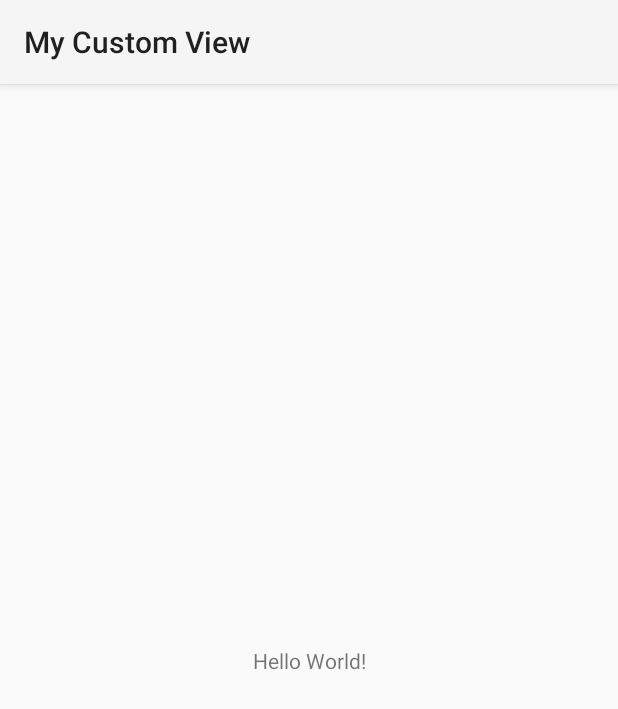
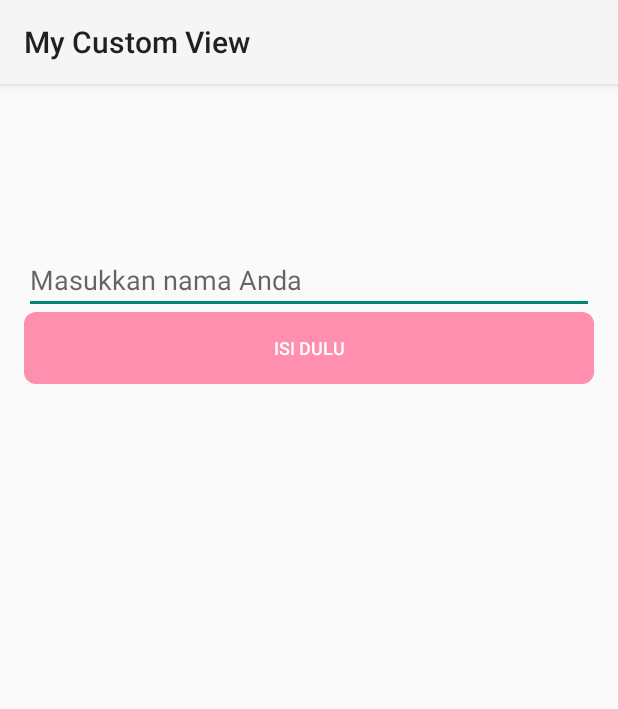
Before and after one commit to WahidFatahilah/Android-Intermediate-Dicoding, an Android app: the screen it shows after launch (MainActivity), on a phone screen of 412 x 824 dp. Shown: the top 709 px of the screen. Run offline under Robolectric (Android 15) with nearby library versions, the phone set to English and light mode, and no system bars.

Commit message:
Commit 1

```diff
--- a/Advance_UI/MyCustomView/app/src/main/java/com/wahid/myapplication/MainActivity.kt
+++ b/Advance_UI/MyCustomView/app/src/main/java/com/wahid/myapplication/MainActivity.kt
@@ -2,10 +2,47 @@ package com.wahid.myapplication
 
 import androidx.appcompat.app.AppCompatActivity
 import android.os.Bundle
+import android.text.Editable
+import android.text.TextWatcher
+import android.widget.Toast
 
 class MainActivity : AppCompatActivity() {
+    private lateinit var myButton: MyButton
+    private lateinit var myEditText: MyEditText
+
     override fun onCreate(savedInstanceState: Bundle?) {
         super.onCreate(savedInstanceState)
         setContentView(R.layout.activity_main)
+
+        myButton = findViewById(R.id.my_button)
+        myEditText = findViewById(R.id.my_edit_text)
+        // Melakukan pengecekan saat pertama kali activity terbentuk
+        setMyButtonEnable()
+
+        // Menambahkan metode ketika text terjadi perubahan
+        myEditText.addTextChangedListener(object : TextWatcher {
+            override fun beforeTextChanged(s: CharSequence, start: Int, count: Int, after: Int) {
+
+            }
+
+            override fun onTextChanged(s: CharSequence, start: Int, before: Int, count: Int) {
+                setMyButtonEnable()
+            }
+
+            override fun afterTextChanged(s: Editable) {
+
+            }
+        })
+
+        // Menambahkan aksi klik kepada button
+        myButton.setOnClickListener { Toast.makeText(this@MainActivity, myEditText.text, Toast.LENGTH_SHORT).show() }
     }
+
+    // Metode untuk mengubah disable dan enable pada button
+    private fun setMyButtonEnable() {
+        val result = myEditText.text
+        myButton.isEnabled = result != null && result.toString().isNotEmpty()
+    }
+
+
 }
--- a/Advance_UI/MyCustomView/app/src/main/java/com/wahid/myapplication/MyButton.kt
+++ b/Advance_UI/MyCustomView/app/src/main/java/com/wahid/myapplication/MyButton.kt
@@ -1,4 +1,44 @@
 package com.wahid.myapplication
 
-class MyButton {
+import android.content.Context
+import android.graphics.Canvas
+import android.graphics.drawable.Drawable
+import android.util.AttributeSet
+import android.view.Gravity
+import androidx.appcompat.widget.AppCompatButton
+import androidx.core.content.ContextCompat
+
+class MyButton : AppCompatButton {
+
+    private lateinit var enabledBackground: Drawable
+    private lateinit var disabledBackground: Drawable
+    private var txtColor: Int = 0
+
+    constructor(context: Context) : super(context) {
+        init()
+    }
+    constructor(context: Context, attrs: AttributeSet) : super(context, attrs) {
+        init()
+    }
+    constructor(context: Context, attrs: AttributeSet, defStyleAttr: Int) : super(context, attrs, defStyleAttr) {
+        init()
+    }
+
+    private fun init() {
+        txtColor = ContextCompat.getColor(context, android.R.color.background_light)
+        enabledBackground = ContextCompat.getDrawable(context, R.drawable.bg_button) as Drawable
+        disabledBackground = ContextCompat.getDrawable(context, R.drawable.bg_button_disable) as Drawable
+
+    }
+
+    override fun onDraw(canvas: Canvas?) {
+        super.onDraw(canvas)
+        background = if(isEnabled) enabledBackground else disabledBackground
+        setTextColor(txtColor)
+        textSize = 12f
+        gravity = Gravity.CENTER
+        text = if(isEnabled) "Submit" else "Isi Dulu"
+
+    }
+
 }
--- /dev/null
+++ b/Advance_UI/MyCustomView/app/src/main/res/drawable/bg_button.xml
@@ -0,0 +1,16 @@
+<selector xmlns:android="http://schemas.android.com/apk/res/android">
+    <item android:state_pressed="true">
+        <shape>
+            <solid android:color="@color/pink_500" />
+            <corners android:radius="6dp" />
+            <padding android:left="4dp" android:right="4dp" />
+        </shape>
+    </item>
+    <item>
+        <shape>
+            <solid android:color="@color/pink_500" />
+            <corners android:radius="8dp" />
+            <padding android:left="4dp" android:right="4dp" />
+        </shape>
+    </item>
+</selector>
--- /dev/null
+++ b/Advance_UI/MyCustomView/app/src/main/res/drawable/bg_button_disable.xml
@@ -0,0 +1,16 @@
+<selector xmlns:android="http://schemas.android.com/apk/res/android">
+    <item android:state_pressed="true">
+        <shape>
+            <solid android:color="@color/pink_200" />
+            <corners android:radius="6dp" />
+            <padding android:left="4dp" android:right="4dp" />
+        </shape>
+    </item>
+    <item>
+        <shape>
+            <solid android:color="@color/pink_200" />
+            <corners android:radius="8dp" />
+            <padding android:left="4dp" android:right="4dp" />
+        </shape>
+    </item>
+</selector>
--- /dev/null
+++ b/Advance_UI/MyCustomView/app/src/main/res/drawable/ic_close_black_24dp.xml
@@ -0,0 +1,10 @@
+<vector xmlns:android="http://schemas.android.com/apk/res/android"
+    android:width="24dp"
+    android:height="24dp"
+    android:viewportWidth="24"
+    android:viewportHeight="24"
+    android:tint="?attr/colorControlNormal">
+  <path
+      android:fillColor="@android:color/white"
+      android:pathData="M19,6.41L17.59,5 12,10.59 6.41,5 5,6.41 10.59,12 5,17.59 6.41,19 12,13.41 17.59,19 19,17.59 13.41,12z"/>
+</vector>
--- a/Advance_UI/MyCustomView/app/src/main/res/layout/activity_main.xml
+++ b/Advance_UI/MyCustomView/app/src/main/res/layout/activity_main.xml
@@ -6,13 +6,31 @@
     android:layout_height="match_parent"
     tools:context=".MainActivity">
 
-    <TextView
-        android:layout_width="wrap_content"
+    <com.wahid.myapplication.MyEditText
+        android:id="@+id/my_edit_text"
+        android:layout_width="0dp"
         android:layout_height="wrap_content"
-        android:text="Hello World!"
-        app:layout_constraintBottom_toBottomOf="parent"
-        app:layout_constraintLeft_toLeftOf="parent"
-        app:layout_constraintRight_toRightOf="parent"
+        android:layout_gravity="start"
+        android:layout_marginStart="16dp"
+        android:layout_marginTop="108dp"
+        android:layout_marginEnd="16dp"
+        app:layout_constraintEnd_toEndOf="parent"
+        app:layout_constraintHorizontal_bias="1.0"
+        app:layout_constraintStart_toStartOf="parent"
+        app:layout_constraintTop_toTopOf="parent" />
+
+    <com.wahid.myapplication.MyButton
+        android:id="@+id/my_button"
+        android:layout_width="0dp"
+        android:layout_height="wrap_content"
+        android:layout_gravity="start"
+        android:layout_marginStart="16dp"
+        android:layout_marginTop="152dp"
+        android:layout_marginEnd="16dp"
+        android:enabled="false"
+        app:layout_constraintEnd_toEndOf="parent"
+        app:layout_constraintHorizontal_bias="0.0"
+        app:layout_constraintStart_toStartOf="parent"
         app:layout_constraintTop_toTopOf="parent" />
 
 </androidx.constraintlayout.widget.ConstraintLayout>
--- a/Advance_UI/MyCustomView/app/src/main/res/values/colors.xml
+++ b/Advance_UI/MyCustomView/app/src/main/res/values/colors.xml
@@ -7,4 +7,7 @@
     <color name="teal_700">#FF018786</color>
     <color name="black">#FF000000</color>
     <color name="white">#FFFFFFFF</color>
+    <color name="pink_500">#D81B60</color>
+    <color name="pink_200">#FF8FAF</color>
+
 </resources>
```
Also changed, not shown: Advance_UI/MyCustomView/app/src/main/java/com/wahid/myapplication/MyEditText.kt (+115 -1 lines).
